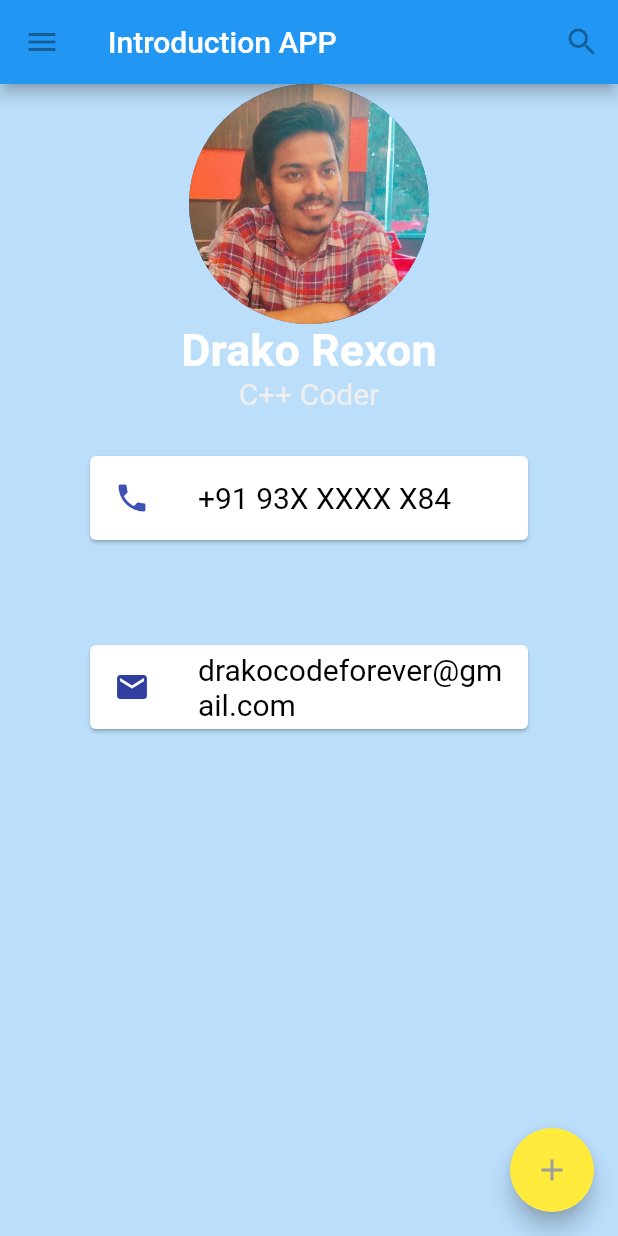
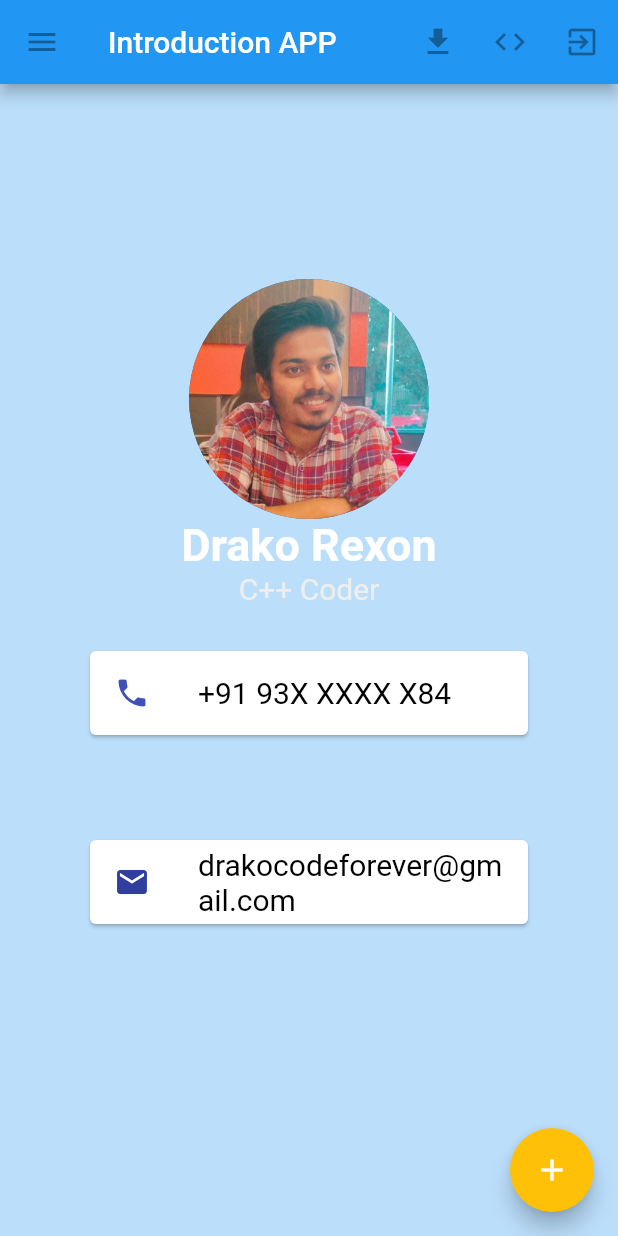
Before and after one commit to Drako-Rexon/Apps, a Flutter app: the screen it shows after launch, on a phone screen of 412 x 824 dp. Run offline on Flutter 3.47's test engine with Material 2 defaults, Android fonts, the phone set to English and light mode, and no system bars.

Commit message:
avatar positioned

```diff
--- a/lib/main.dart
+++ b/lib/main.dart
@@ -70,12 +70,25 @@ class MyApp extends StatelessWidget {
           actions: const [
             IconButton(
               onPressed: null,
-              icon: Icon(Icons.search),
-              tooltip: 'Search',
-            )
+              icon: Icon(Icons.get_app),
+              tooltip: 'Download',
+            ),
+            IconButton(
+              onPressed: null,
+              icon: Icon(Icons.code),
+              tooltip: 'Coder',
+            ),
+            IconButton(
+              onPressed: null,
+              icon: Icon(Icons.exit_to_app),
+              tooltip: 'Exit',
+            ),
           ],
         ),
         body: Container(
+          margin: const EdgeInsets.symmetric(
+            vertical: 130,
+          ),
           child: Column(
             children: [
               // MyAppBar(
@@ -159,12 +172,12 @@ class MyApp extends StatelessWidget {
         ),
         floatingActionButton: const FloatingActionButton(
           // onPressed: null,
-          backgroundColor: Colors.yellow,
+          backgroundColor: Colors.amber,
           tooltip: 'Add',
           onPressed: null,
           child: Icon(
             Icons.add,
-            color: Colors.grey,
+            color: Colors.white,
           ),
         ),
       ),
```
